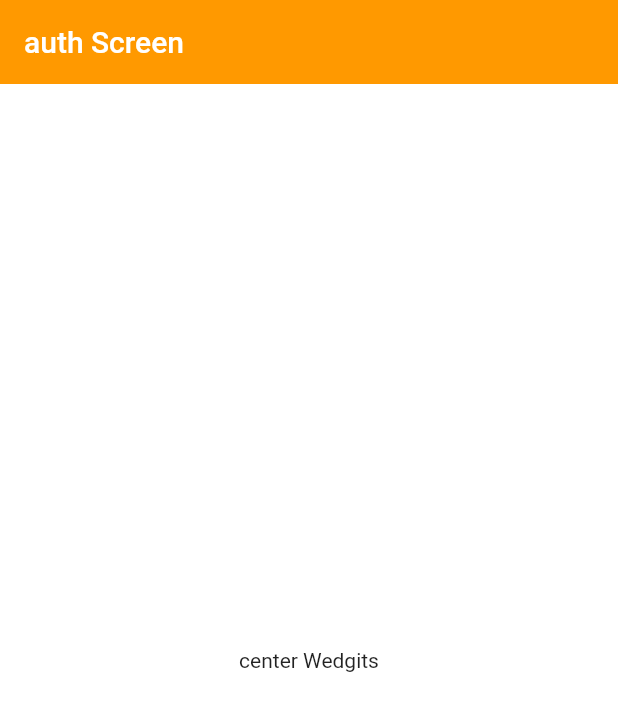
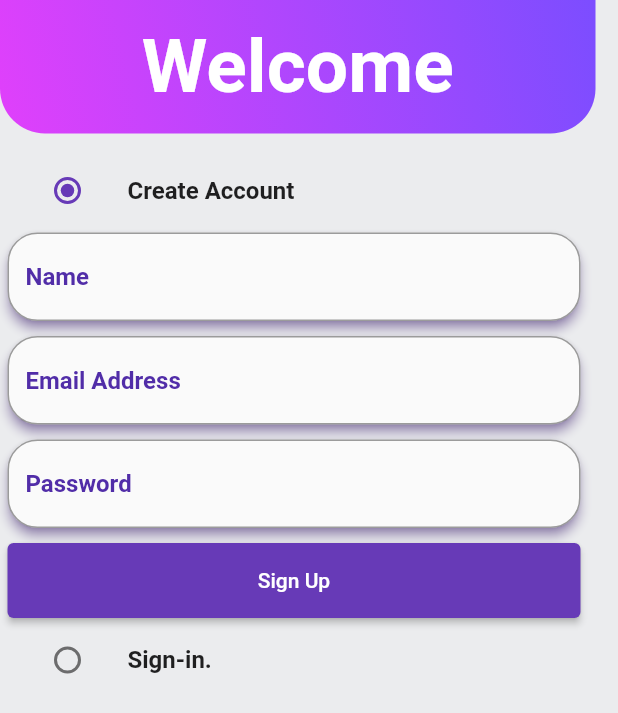
Before and after one commit to alokesh-git/first_flutter_app, a Flutter app: the screen it shows after launch, on a phone screen of 412 x 824 dp. Shown: the top 713 px of the screen. Run offline on Flutter 3.47's test engine with Material 2 defaults, Android fonts, the phone set to English and light mode, and no system bars; project files that could hold a hidden picture were left out.

Commit message:
build Auth page

```diff
--- /dev/null
+++ b/lib/common/Widgets/custom_button.dart
@@ -0,0 +1,12 @@
+import 'package:flutter/material.dart';
+
+class CustomButton extends StatelessWidget {
+  final String text;
+  final VoidCallback onTap;
+  const CustomButton({Key? key,required this.text, required this.onTap}) : super(key: key);
+
+  @override
+  Widget build(BuildContext context) {
+    return ElevatedButton(onPressed: onTap, child: Text(text),style: ElevatedButton.styleFrom(minimumSize: const Size(double.infinity,50)));
+  }
+}
--- /dev/null
+++ b/lib/common/Widgets/custom_textfield.dart
@@ -0,0 +1,33 @@
+import 'package:flutter/material.dart';
+import 'package:flutter_start/constants/globals_variables.dart';
+
+class CustomTextField extends StatelessWidget {
+  final TextEditingController controller;
+  final String hintText;
+  const CustomTextField({
+    Key? key,
+    required this.controller,
+    required this.hintText,
+  }) : super(key: key);
+
+  @override
+  Widget build(BuildContext context) {
+    return Material(
+      elevation: 3.0,
+      borderRadius: BorderRadius.circular(20.0),
+      shadowColor: GlobalVariables.secondaryColor,
+      borderOnForeground: true,
+      child: TextFormField(
+        controller: controller,
+        decoration: InputDecoration(
+           hintStyle: TextStyle(color: Colors.deepPurple[700],fontWeight: FontWeight.bold),
+          hintText: hintText,
+          border: OutlineInputBorder(
+            borderRadius: BorderRadius.circular(20.0),
+          ),
+        ),
+        validator: (val) {},
+      ),
+    );
+  }
+}
--- a/lib/constants/globals_variables.dart
+++ b/lib/constants/globals_variables.dart
@@ -12,7 +12,7 @@ class GlobalVariables {
     stops: [0.5, 1.0],
   );
 
-  static const secondaryColor = Color.fromRGBO(255, 153, 0, 1);
+  static const secondaryColor = Colors.deepPurple;
   static const backgroundColor = Colors.white;
   static const Color greyBackgroundCOlor = Color(0xffebecee);
   static var selectedNavBarColor = Colors.cyan[800]!;
--- a/lib/features/auth/screen/auth_screen.dart
+++ b/lib/features/auth/screen/auth_screen.dart
@@ -1,21 +1,165 @@
+import 'dart:ui';
 import 'package:flutter/material.dart';
+import 'package:flutter_start/common/Widgets/custom_button.dart';
+import 'package:flutter_start/common/Widgets/custom_textfield.dart';
+import 'package:flutter_start/constants/globals_variables.dart';
+
+enum Auth { signin, signup }
 
 class AuthScreen extends StatefulWidget {
- static const String routeName = "/auth-screen";
+  static const String routeName = "/auth-screen";
   @override
   State<AuthScreen> createState() => _AuthScreenState();
 }
 
 class _AuthScreenState extends State<AuthScreen> {
+  Auth _auth = Auth.signup;
+  final _signUpFormKey = GlobalKey<FormState>();
+  final _signInFormKey = GlobalKey<FormState>();
+  final TextEditingController _emailController = TextEditingController();
+  final TextEditingController _passwordController = TextEditingController();
+  final TextEditingController _nameController = TextEditingController();
+  @override
+  void dispose() {
+    super.dispose();
+    _emailController.dispose();
+    _passwordController.dispose();
+    _nameController.dispose();
+  }
+
   @override
   Widget build(BuildContext context) {
     return Scaffold(
-      appBar: AppBar(
-        title: Text('auth Screen'),
-      ),
-      body: Center(
-        child:  Text("center Wedgits"),
-      ),
+      backgroundColor: GlobalVariables.greyBackgroundCOlor,
+      body: SafeArea(
+          child: SingleChildScrollView(
+        child: Column(
+          children: [
+            Container(
+              margin: EdgeInsets.fromLTRB(0.0, 0.0,15.0, 10.0),
+              padding: EdgeInsets.fromLTRB(0.0,15.0,0.0,15.0),
+              width: double.infinity,
+              decoration:const BoxDecoration(
+                  borderRadius: BorderRadius.only(
+                bottomLeft : Radius.circular(30),
+                bottomRight: Radius.circular(30),
+              ),
+              gradient: LinearGradient(
+              begin: Alignment.topRight,
+              end: Alignment.bottomLeft,
+              colors: [
+                Colors.deepPurpleAccent,
+                Colors.purpleAccent,
+              ],
+            )
+              ),
+              child: const Center(
+                child: Text(
+                  'Welcome',
+                  style: TextStyle(
+                    fontSize: 50,
+                    fontWeight: FontWeight.bold,
+                    color: Colors.white,
+                  ),
+                  textAlign: TextAlign.center,
+                ),
+              ),
+            ),
+            Padding(
+                padding: EdgeInsets.fromLTRB(5.0, 0.0, 25.0, 0.0),
+                child: Column(
+                    mainAxisAlignment: MainAxisAlignment.start,
+                    crossAxisAlignment: CrossAxisAlignment.center,
+                    children: [
+                      ListTile(
+                        title: Text(
+                          'Create Account',
+                          style: TextStyle(fontWeight: FontWeight.bold),
+                        ),
+                        leading: Radio(
+                          activeColor: GlobalVariables.secondaryColor,
+                          value: Auth.signup,
+                          groupValue: _auth,
+                          onChanged: (Auth? val) {
+                            setState(() {
+                              _auth = val!;
+                            });
+                          },
+                        ),
+                      ),
+                      if (_auth == Auth.signup)
+                        Form(
+                          child: Column(
+                            children: [
+                              CustomTextField(
+                                controller: _nameController,
+                                hintText: "Name",
+                              ),
+                              const SizedBox(
+                                height: 10.0,
+                              ),
+                              CustomTextField(
+                                controller: _emailController,
+                                hintText: "Email Address",
+                              ),
+                              const SizedBox(
+                                height: 10.0,
+                              ),
+                              CustomTextField(
+                                controller: _passwordController,
+                                hintText: "Password",
+                              ),
+                              const SizedBox(
+                                height: 10.0,
+                              ),
+                              CustomButton(text: "Sign Up", onTap: () {})
+                            ],
+                          ),
+                          key: _signUpFormKey,
+                        ),
+                      ListTile(
+                        title: Text(
+                          'Sign-in.',
+                          style: TextStyle(fontWeight: FontWeight.bold),
+                        ),
+                        leading: Radio(
+                          activeColor: GlobalVariables.secondaryColor,
+                          value: Auth.signin,
+                          groupValue: _auth,
+                          onChanged: (Auth? val) {
+                            setState(() {
+                              _auth = val!;
+                            });
+                          },
+                        ),
+                      ),
+                      if (_auth == Auth.signin)
+                        Form(
+                          child: Column(
+                            children: [
+                              CustomTextField(
+                                controller: _emailController,
+                                hintText: "Email Address",
+                              ),
+                              const SizedBox(
+                                height: 10.0,
+                              ),
+                              CustomTextField(
+                                controller: _passwordController,
+                                hintText: "Password",
+                              ),
+                              const SizedBox(
+                                height: 10.0,
+                              ),
+                              CustomButton(text: "Sign In", onTap: () {})
+                            ],
+                          ),
+                          key: _signInFormKey,
+                        ),
+                    ])),
+          ],
+        ),
+      )),
     );
   }
 }
```
